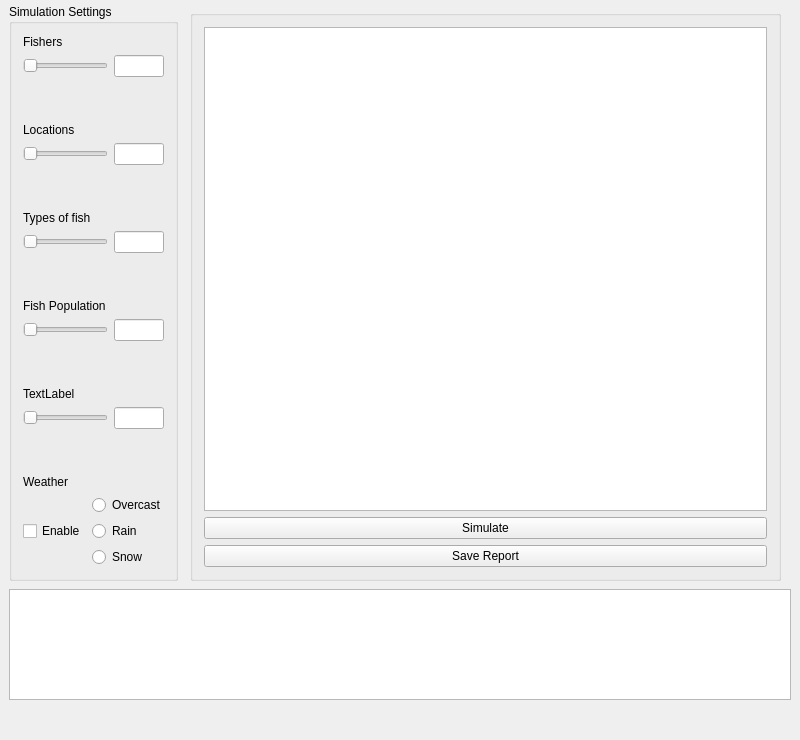
Qt form CrowdAnalysys/mainwindow.ui (AlexanderJHill/Software-Engineering) before a commit.
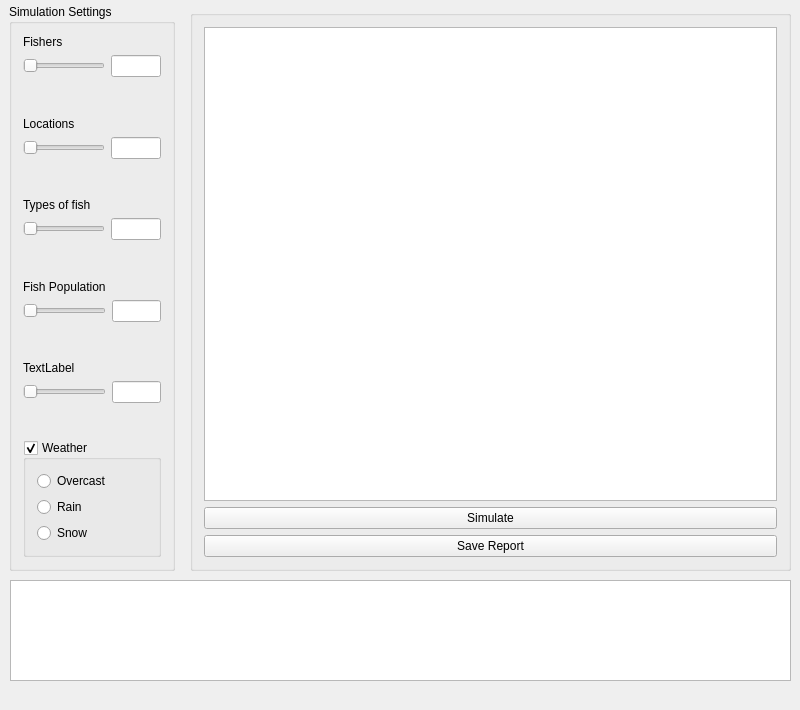
The same form after that commit.

Patch:
```diff
--- a/CrowdAnalysys/mainwindow.ui
+++ b/CrowdAnalysys/mainwindow.ui
@@ -7,7 +7,7 @@
     <x>0</x>
     <y>0</y>
     <width>800</width>
-    <height>740</height>
+    <height>710</height>
    </rect>
   </property>
   <property name="windowTitle">
@@ -19,8 +19,8 @@
      <rect>
       <x>9</x>
       <y>4</y>
-      <width>169</width>
-      <height>577</height>
+      <width>166</width>
+      <height>567</height>
      </rect>
     </property>
     <property name="title">
@@ -251,21 +251,16 @@
       </spacer>
      </item>
      <item>
-      <widget class="QLabel" name="label_6">
-       <property name="text">
+      <widget class="QGroupBox" name="groupBox_3">
+       <property name="title">
         <string>Weather</string>
        </property>
-      </widget>
-     </item>
+       <property name="checkable">
+        <bool>true</bool>
+       </property>
+       <layout class="QVBoxLayout" name="verticalLayout_2">
      <item>
       <layout class="QHBoxLayout" name="horizontalLayout_6">
-       <item>
-        <widget class="QCheckBox" name="checkBox">
-         <property name="text">
-          <string>Enable</string>
-         </property>
-        </widget>
-       </item>
        <item>
         <layout class="QVBoxLayout" name="verticalLayout_3">
          <item>
@@ -294,16 +289,10 @@
       </layout>
      </item>
     </layout>
-   </widget>
-   <widget class="QGraphicsView" name="graphicsView">
-    <property name="geometry">
-     <rect>
-      <x>9</x>
-      <y>589</y>
-      <width>782</width>
-      <height>111</height>
-     </rect>
-    </property>
+       <zorder></zorder>
+      </widget>
+     </item>
+    </layout>
    </widget>
    <widget class="QGroupBox" name="groupBox_2">
     <property name="enabled">
@@ -313,8 +302,8 @@
      <rect>
       <x>190</x>
       <y>10</y>
-      <width>591</width>
-      <height>571</height>
+      <width>601</width>
+      <height>561</height>
      </rect>
     </property>
     <property name="title">
@@ -328,7 +317,7 @@
     </property>
     <layout class="QVBoxLayout" name="verticalLayout_4">
      <item>
-      <widget class="QTextBrowser" name="textBrowser"/>
+      <widget class="QGraphicsView" name="graphicsView"/>
      </item>
      <item>
       <widget class="QPushButton" name="pushButton">
@@ -346,6 +335,19 @@
      </item>
     </layout>
    </widget>
+   <widget class="QPlainTextEdit" name="plainTextEdit">
+    <property name="geometry">
+     <rect>
+      <x>10</x>
+      <y>580</y>
+      <width>781</width>
+      <height>101</height>
+     </rect>
+    </property>
+    <property name="documentTitle">
+     <string/>
+    </property>
+   </widget>
   </widget>
   <widget class="QMenuBar" name="menuBar">
    <property name="geometry">
```
Lines whose indentation alone changed are shown as unchanged.
